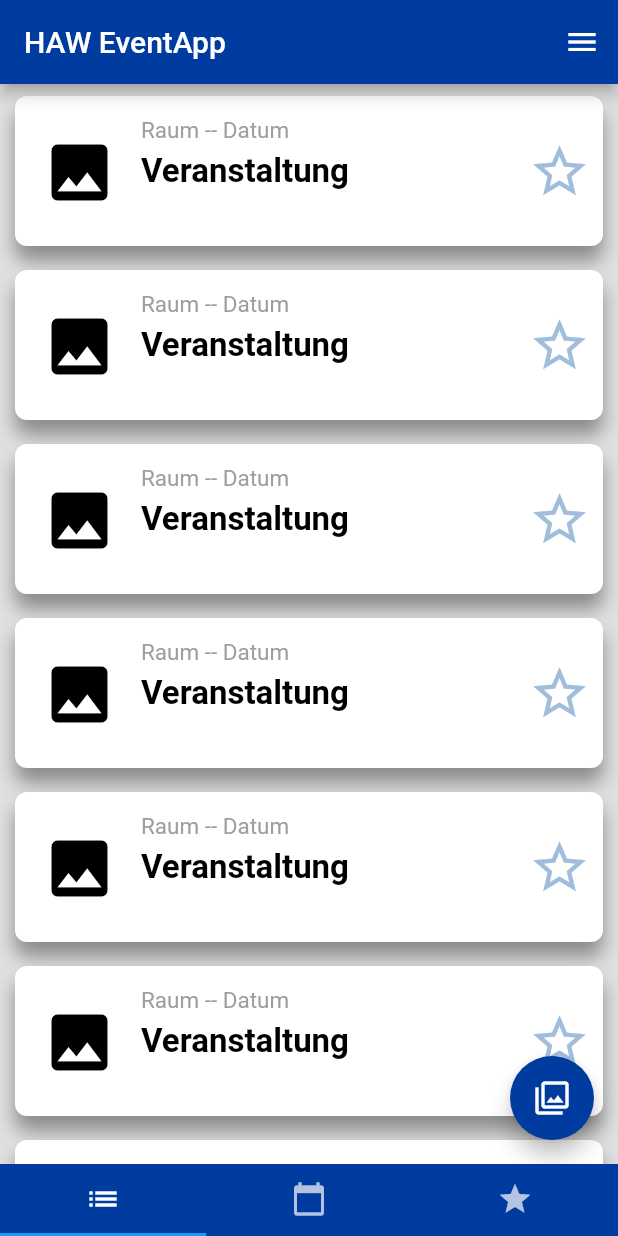
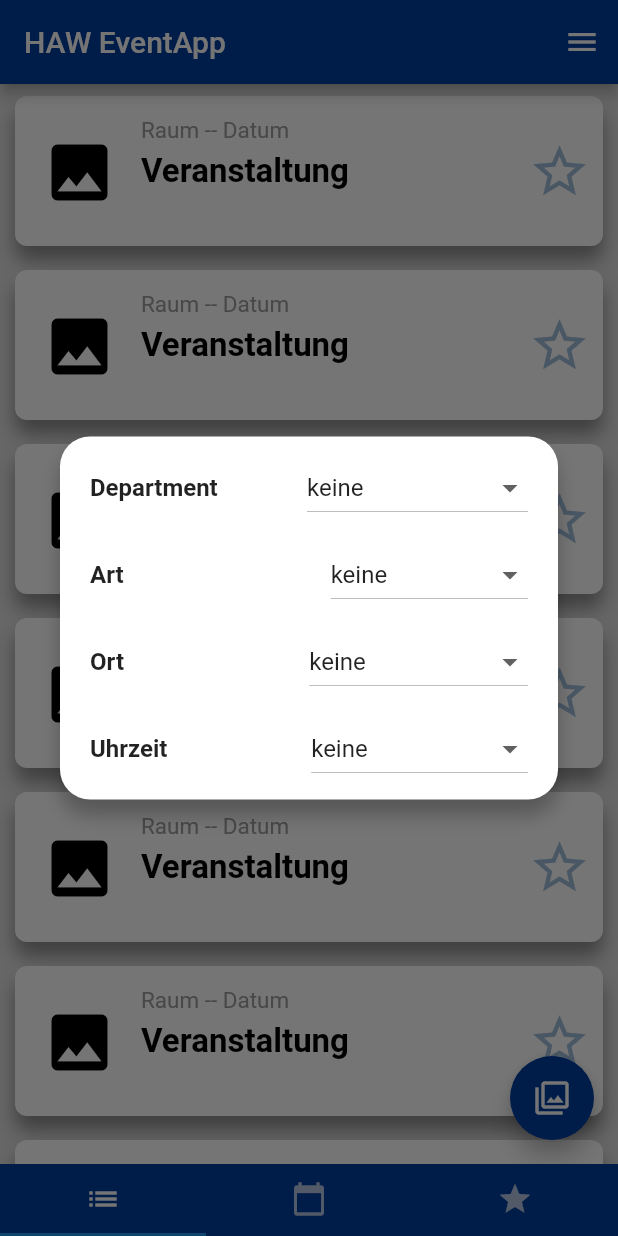
Before and after one commit to melinazanon/HAW-Events, a Flutter app: the screen it shows after launch, after a tap on the "filter" icon, on a phone screen of 412 x 824 dp. Run offline on Flutter 3.47's test engine with Material 2 defaults, Android fonts, the phone set to English and light mode, and no system bars.

Commit message:
Filterdialog hinzugefügt

```diff
--- /dev/null
+++ b/haw_events_application/lib/Dialogs.dart
@@ -0,0 +1,153 @@
+import 'package:flutter/material.dart';
+
+class CustomDialogs extends StatefulWidget {
+  CustomDialogs({Key key}) : super(key: key);
+
+  @override
+  _CustomDialogsState createState() => _CustomDialogsState();
+}
+
+class _CustomDialogsState extends State<CustomDialogs> {
+
+  //var _filteroptionen = ["keine", "filter1","filter2","filter3"];
+  var _currentitemSelected1 = "keine";
+  var _currentitemSelected2 = "keine";
+  var _currentitemSelected3 = "keine";
+  var _currentitemSelected4 = "keine";
+  var _veranstaltungsortFilter = ["keine", "Forum","Ditze-Hörsaal","E62","Produktionslabor"];
+  var _veranstaltungsartFilter = ["keine", "Workshop","Kolloqium","Rundgang","Ring-Vorlesung"];
+  var _department = ["keine", "extern","Medientechnik","Design","Information","gesamte Fakultät"];
+  var _uhrzeit = ["keine","8:00 - 12:00 Uhr","12:00 - 16:00 Uhr","16:00-20:00 Uhr"];
+
+
+  @override
+  Widget build(BuildContext context) {
+
+    Text _filterText(String title) => Text(
+      title,
+      style: TextStyle(
+      fontSize: 16,
+      fontWeight: FontWeight.w700
+      ),
+    );
+
+    dialogContent(BuildContext context) {
+      return Stack(
+        children: <Widget>[
+          Container(
+            padding: EdgeInsets.symmetric(horizontal: 20, vertical: 10),
+            decoration: new BoxDecoration(
+              color: Colors.white,
+              shape: BoxShape.rectangle,
+              borderRadius: BorderRadius.circular(20),
+              boxShadow: [
+                BoxShadow(
+                  color: Colors.black26,
+                  blurRadius: 10.0,
+                  offset: const Offset(0.0, 10.0)
+                )
+              ]
+            ),
+            child: Column(
+              mainAxisSize: MainAxisSize.min,
+              children: <Widget>[
+                Row(
+                  children: <Widget>[
+                    _filterText("Department"),
+                    DropdownButton<String>(
+                      items: _department.map((String dropDownStringItem) {
+                        return DropdownMenuItem<String>(
+                          value: dropDownStringItem,
+                          child: Text(dropDownStringItem),
+                        );
+                      }).toList(),
+                      onChanged: (String newValueSelected) {
+                        setState(() {
+                          this._currentitemSelected1 = newValueSelected;
+                        });
+                      },
+                      value: _currentitemSelected1,
+                    )
+                  ],
+                  mainAxisAlignment: MainAxisAlignment.spaceBetween,
+                ),
+                SizedBox(height: 10),
+                Row(
+                  children: <Widget>[
+                    _filterText("Art"),
+                    DropdownButton<String>(
+                      items: _veranstaltungsartFilter.map((String dropDownStringItem) {
+                        return DropdownMenuItem<String>(
+                          value: dropDownStringItem,
+                          child: Text(dropDownStringItem),
+                        );
+                      }).toList(),
+                      onChanged: (String newValueSelected) {
+                        setState(() {
+                          this._currentitemSelected2 = newValueSelected;
+                        });
+                      },
+                      value: _currentitemSelected2,
+                    )
+                  ],
+                  mainAxisAlignment: MainAxisAlignment.spaceBetween,
+                ),
+                SizedBox(height: 10),
+                Row(
+                  children: <Widget>[
+                    _filterText("Ort"),
+                    DropdownButton<String>(
+                      items: _veranstaltungsortFilter.map((String dropDownStringItem) {
+                        return DropdownMenuItem<String>(
+                          value: dropDownStringItem,
+                          child: Text(dropDownStringItem),
+                        );
+                      }).toList(),
+                      onChanged: (String newValueSelected) {
+                        setState(() {
+                          this._currentitemSelected3 = newValueSelected;
+                        });
+                      },
+                      value: _currentitemSelected3,
+                    )
+                  ],
+                  mainAxisAlignment: MainAxisAlignment.spaceBetween,
+                ),
+                SizedBox(height: 10),
+                Row(
+                  children: <Widget>[
+                    _filterText("Uhrzeit"),
+                    DropdownButton<String>(
+                      items: _uhrzeit.map((String dropDownStringItem) {
+                        return DropdownMenuItem<String>(
+                          value: dropDownStringItem,
+                          child: Text(dropDownStringItem),
+                        );
+                      }).toList(),
+                      onChanged: (String newValueSelected) {
+                        setState(() {
+                          this._currentitemSelected4 = newValueSelected;
+                        });
+                      },
+                      value: _currentitemSelected4,
+                    )
+                  ],
+                  mainAxisAlignment: MainAxisAlignment.spaceBetween,
+                )
+              ],
+            ),
+          )
+        ],
+      );
+    }
+
+    return Dialog(
+      shape: RoundedRectangleBorder(
+        borderRadius: BorderRadius.circular(10)
+      ),
+      elevation: 0.0,
+      backgroundColor: Colors.transparent,
+      child: dialogContent(context)
+    );
+  }
+}
--- a/haw_events_application/lib/EventOverview.dart
+++ b/haw_events_application/lib/EventOverview.dart
@@ -1,4 +1,5 @@
 import 'package:flutter/material.dart';
+import 'package:haw_events_application/Dialogs.dart';
 
 class EventOverview extends StatelessWidget {
   @override
@@ -41,7 +42,6 @@ class EventOverview extends StatelessWidget {
     final makeCard = new Container(
       height: 100.0,
       margin: new EdgeInsets.symmetric(horizontal: 10.0, vertical: 8.0),
-      //padding: EdgeInsets.all(0),
       decoration: new BoxDecoration(
         shape: BoxShape.rectangle,
         color: Colors.white,
@@ -72,7 +72,7 @@ class EventOverview extends StatelessWidget {
       backgroundColor: Colors.grey[300],
       body: MyListView,
       floatingActionButton: FloatingActionButton(
-        onPressed: () {},
+        onPressed: () => showDialog(context: context, builder: (BuildContext context) => CustomDialogs()),
         child: Icon(Icons.filter),
         backgroundColor: Color(0xFF003ca0),
       ),
```
